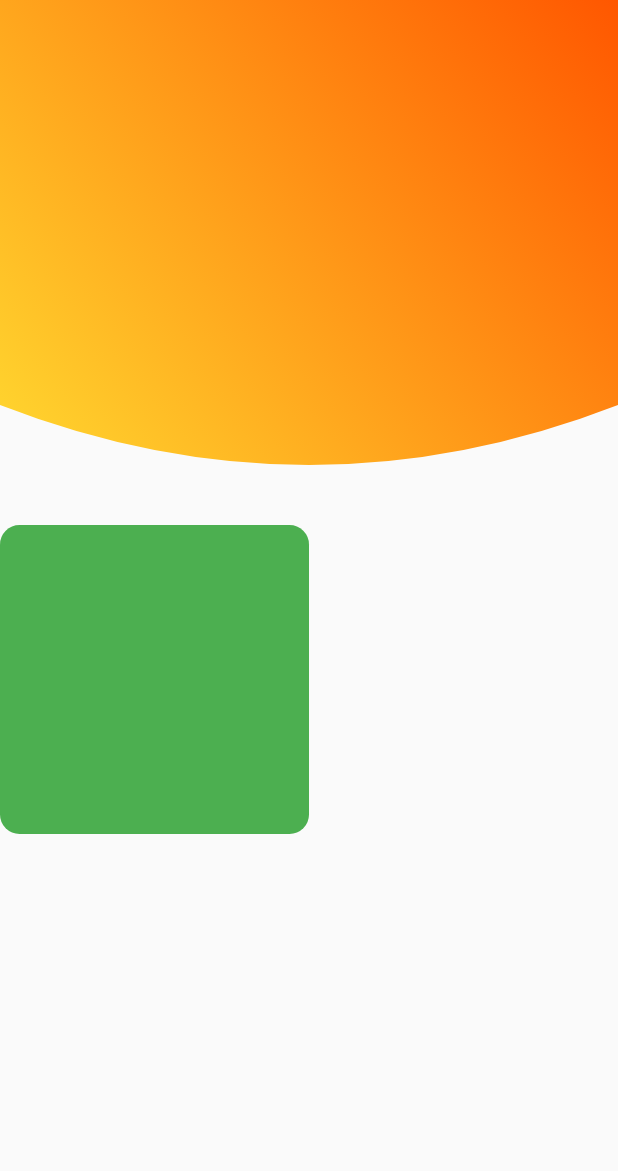
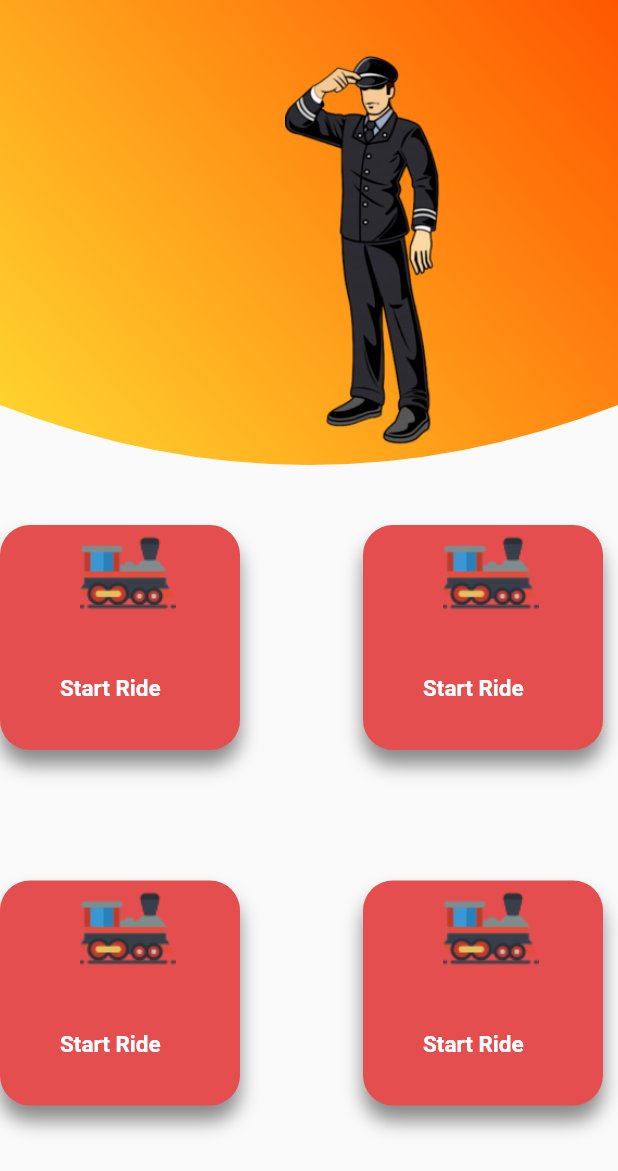
Before and after one commit to Kochchiye-Ko/Mobile, a Flutter app: the screen it shows after launch, after a tap on "Go to Driverhome", on a phone screen of 412 x 824 dp. Shown: the top 1171 px of the screen. Run offline on Flutter 3.47's test engine with Material 2 defaults, Android fonts, the phone set to English and light mode, and no system bars; our stand-ins replace cloud_firestore, firebase_auth, flutter_spinkit, google_maps_flutter, google_sign_in, location and 1 more; missing offline and left inert: background_location, flutter_auth_buttons, geoflutterfire; accounts and stored records are empty.

Commit message:
Driver hoem upadted

```diff
--- a/lib/Driver/Driverhome.dart
+++ b/lib/Driver/Driverhome.dart
@@ -1,4 +1,5 @@
 import 'package:flutter/material.dart';
+import 'package:flutter/services.dart';
 
 class Driverhome extends StatefulWidget {
   @override
@@ -8,8 +9,13 @@ class Driverhome extends StatefulWidget {
 class _DriverhomeState extends State<Driverhome> {
   @override
   Widget build(BuildContext context) {
+    SystemChrome.setPreferredOrientations([
+      DeviceOrientation.portraitUp,
+    ]);
     return Scaffold(
-      body: Column(
+      body: Stack(
+        children: <Widget>[
+          Column(
             children: <Widget>[
               ClipPath(
                 clipper: MyClipper(),
@@ -23,21 +29,98 @@ class _DriverhomeState extends State<Driverhome> {
                         colors: [
                           const Color(0xFFFF5700),
                           const Color(0xFFFFDF32)
-                  ])),
+                        ]),
                   ),
-          ),
-          Container(
-            child: Expanded(child: GridView.count(crossAxisCount: 2,children: <Widget>[
-              Container(
-                decoration: BoxDecoration(
-                  color:Colors.green,
-                  borderRadius: BorderRadius.circular(13)
-                ),
-              )
-            ],)),
+                  child: Column(
+                    mainAxisAlignment: MainAxisAlignment.start,
+                    crossAxisAlignment: CrossAxisAlignment.start,
+                    children: <Widget>[
+                      Expanded(
+                        child: Stack(
+                          children: <Widget>[
+                            Positioned(
+                              top: 30,
+                              left: 190,
+                              child: Image.asset('assets/Driver/Driver.png'),
+                              height: 270,
                             )
                           ],
                         ),
+                      )
+                    ],
+                  ),
+                ),
+              ),
+              Expanded(
+                  child: Row(
+
+                    crossAxisAlignment: CrossAxisAlignment.start,
+                    mainAxisAlignment: MainAxisAlignment.spaceBetween,
+                children: <Widget>[Cards(),Cards()],
+              )),
+                  Expanded(
+                  child: Row(
+
+                    crossAxisAlignment: CrossAxisAlignment.start,
+                    mainAxisAlignment: MainAxisAlignment.spaceBetween,
+                children: <Widget>[Cards(),Cards()],
+              )),
+            ],
+          ),
+        ],
+      ),
+    );
+  }
+}
+
+class Cards extends StatelessWidget {
+  const Cards({
+    Key key,
+  }) : super(key: key);
+
+  @override
+  Widget build(BuildContext context) {
+    return Stack(
+      children: <Widget>[
+        Container(
+          height: 150.0,
+          width: 160.0,
+          decoration: BoxDecoration(
+              shape: BoxShape.rectangle,
+              color: Color(0xFFE44E4F),
+              borderRadius: BorderRadius.circular(20.0),
+              boxShadow: <BoxShadow>[
+                BoxShadow(
+                    color: Colors.black45,
+                    offset: Offset(0.0, 10.0),
+                    blurRadius: 10.0)
+              ]),
+        ),
+        Container(
+          alignment: FractionalOffset.topCenter,
+          child: Image(image: AssetImage('assets/Driver/Start.png')),
+          height: 100.0,
+          width: 170.0,
+        ),
+        Padding(
+          padding: const EdgeInsets.only(left: 40.0, top: 100.0),
+          child: Column(
+            crossAxisAlignment: CrossAxisAlignment.start,
+            children: <Widget>[
+              Flexible(
+                child: Text(
+                  "Start Ride",
+                  style: TextStyle(
+                      color: Colors.white,
+                      fontWeight: FontWeight.w600,
+                      fontSize: 15),
+                  overflow: TextOverflow.ellipsis,
+                ),
+              ),
+            ],
+          ),
+        )
+      ],
     );
   }
 }
@@ -56,6 +139,6 @@ class MyClipper extends CustomClipper<Path> {
 
   @override
   bool shouldReclip(CustomClipper<Path> oldClipper) {
-    return null;
+    return false;
   }
 }
--- a/lib/Testhome.dart
+++ b/lib/Testhome.dart
@@ -15,6 +15,13 @@ class TestHome extends StatefulWidget {
 class _TestHomeState extends State<TestHome> {
   Geoflutterfire geo = Geoflutterfire();
     final AuthService _auth = AuthService();
+
+
+  @override
+  void initState() {
+    super.initState();
+
+  }
 
   getaa() async {
     BackgroundLocation.startLocationService();
--- a/lib/User/Userhome.dart
+++ b/lib/User/Userhome.dart
@@ -1,5 +1,7 @@
 import 'package:flutter/material.dart';
+import 'package:kochchiye_ko/Testhome.dart';
 import 'package:kochchiye_ko/User/User.dart';
+import 'package:kochchiye_ko/User/Usertesthome.dart';
 import 'package:kochchiye_ko/User/Usertrainschdule.dart';
 
 class Userhome extends StatefulWidget {
@@ -65,6 +67,18 @@ class _UserhomeState extends State<Userhome> {
                   );
                 },
               ),
+              SizedBox(
+                height: 10.0,
+              ),
+                RaisedButton(
+                child: Text("See home"),
+                onPressed: () {
+                  Navigator.push(
+                    context,
+                    MaterialPageRoute(builder: (context) =>Usertesthome()),
+                  );
+                },
+              ),
             ]),
           )
         ],
--- a/lib/User/Usertesthome.dart
+++ b/lib/User/Usertesthome.dart
@@ -1 +1,26 @@
 import 'package:flutter/material.dart';
+
+
+class Usertesthome extends StatefulWidget {
+  @override
+  _UsertesthomeState createState() => _UsertesthomeState();
+}
+
+class _UsertesthomeState extends State<Usertesthome> {
+  @override
+  Widget build(BuildContext context) {
+    return Scaffold(
+      backgroundColor: Color(0xFFFFc61F),
+      body: Stack(
+        children: <Widget>[
+          Column(
+            children: <Widget>[
+
+            ],
+          )
+        ],
+      ),
+
+    );
+  }
+}
--- a/pubspec.yaml
+++ b/pubspec.yaml
@@ -71,3 +71,4 @@ flutter:
     - assets/icons/
     - assets/background/
     - assets/adminicons/
+    - assets/Driver/
```
Also changed, not shown: assets/Driver/Driver.png (added), assets/Driver/Start.png (added). Lines whose indentation alone changed are shown as unchanged.
